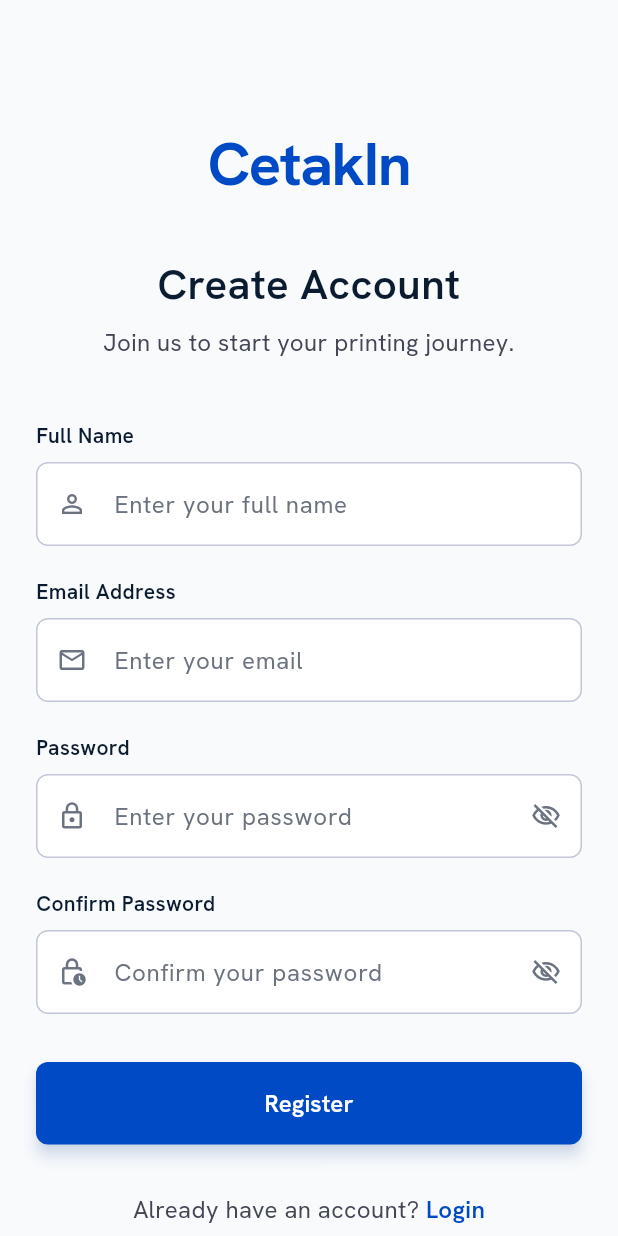
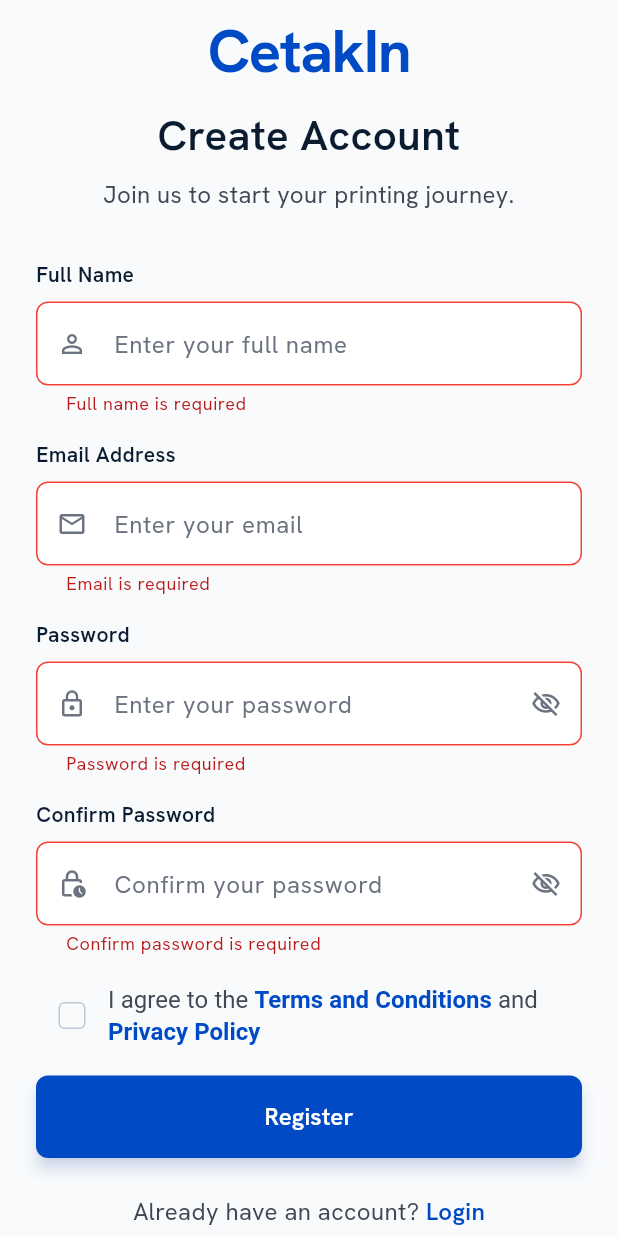
Before and after one commit to alHerys/CetakIn-Project, a Flutter app: the RegisterPage screen opened directly, after a tap on "Register", on a phone screen of 412 x 824 dp. Run offline on Flutter 3.47's test engine with Material 3 defaults, Android fonts, the phone set to English and light mode, and no system bars; our stand-ins replace google_fonts.

Commit message:
feat: implement registration page validation using form controllers and custom validators

```diff
--- /dev/null
+++ b/lib/core/utils/validator.dart
@@ -0,0 +1,42 @@
+class AppValidator {
+  static String? validateEmail(String? value) {
+    if (value == null || value.isEmpty) {
+      return 'Email is required';
+    }
+    final emailRegExp = RegExp(r'^[\w-\.]+@([\w-]+\.)+[\w-]{2,4}$');
+    if (!emailRegExp.hasMatch(value)) {
+      return 'Please enter a valid email address';
+    }
+    return null;
+  }
+
+  static String? validatePassword(String? value) {
+    if (value == null || value.isEmpty) {
+      return 'Password is required';
+    }
+    if (value.length < 8) {
+      return 'Password must be at least 8 characters long';
+    }
+    return null;
+  }
+
+  static String? validateFullName(String? value) {
+    if (value == null || value.isEmpty) {
+      return 'Full name is required';
+    }
+    if (value.length < 3) {
+      return 'Full name must be at least 3 characters long';
+    }
+    return null;
+  }
+
+  static String? validateConfirmPassword(String? value, String password) {
+    if (value == null || value.isEmpty) {
+      return 'Confirm password is required';
+    }
+    if (value != password) {
+      return 'Passwords do not match';
+    }
+    return null;
+  }
+}
--- a/lib/view/pages/register_page.dart
+++ b/lib/view/pages/register_page.dart
@@ -1,5 +1,8 @@
+import 'package:flutter/gestures.dart';
 import 'package:flutter/material.dart';
 import '../core/colors.dart';
+import '../../core/utils/validator.dart';
+import '../widgets/auth_text_field.dart';
 
 class RegisterPage extends StatefulWidget {
   const RegisterPage({super.key});
@@ -9,21 +12,61 @@ class RegisterPage extends StatefulWidget {
 }
 
 class _RegisterPageState extends State<RegisterPage> {
-  bool _obscurePassword = true;
-  bool _obscureConfirmPassword = true;
+  final _formKey = GlobalKey<FormState>();
+  final fullnameController = TextEditingController();
+  final emailController = TextEditingController();
+  final passwordController = TextEditingController();
+  final confirmPasswordController = TextEditingController();
+  bool _agreeToTerms = false;
+
+  @override
+  void dispose() {
+    fullnameController.dispose();
+    emailController.dispose();
+    passwordController.dispose();
+    confirmPasswordController.dispose();
+    super.dispose();
+  }
+
+  void _handleRegister() {
+    if (_formKey.currentState!.validate()) {
+      if (!_agreeToTerms) {
+        ScaffoldMessenger.of(context).showSnackBar(
+          const SnackBar(
+            content: Text('Please agree to the Terms and Conditions'),
+          ),
+        );
+        return;
+      }
+      ScaffoldMessenger.of(
+        context,
+      ).showSnackBar(const SnackBar(content: Text('Creating account...')));
+    }
+  }
 
   @override
   Widget build(BuildContext context) {
     return Scaffold(
       backgroundColor: AppColors.background,
       body: SafeArea(
-        child: SingleChildScrollView(
-          padding: const EdgeInsets.symmetric(horizontal: 24, vertical: 48),
+        child: LayoutBuilder(
+          builder: (context, constraints) {
+            return SingleChildScrollView(
+              padding: const EdgeInsets.symmetric(horizontal: 24),
+              child: ConstrainedBox(
+                constraints: BoxConstraints(minHeight: constraints.maxHeight),
+                child: IntrinsicHeight(
+                  child: Form(
+                    key: _formKey,
                     child: Column(
                       crossAxisAlignment: CrossAxisAlignment.stretch,
+                      mainAxisAlignment: MainAxisAlignment.center,
+                      spacing: 8,
                       children: [
-              const SizedBox(height: 32),
-              // Logo
+                        // Logo & Welcome Header
+                        Column(
+                          spacing: 8,
+                          children: [
                             const Text(
                               'CetakIn',
                               textAlign: TextAlign.center,
@@ -34,9 +77,6 @@ class _RegisterPageState extends State<RegisterPage> {
                                 letterSpacing: -1,
                               ),
                             ),
-              const SizedBox(height: 32),
-
-              // Welcome Text
                             const Text(
                               'Create Account',
                               textAlign: TextAlign.center,
@@ -46,7 +86,6 @@ class _RegisterPageState extends State<RegisterPage> {
                                 color: AppColors.textHeading,
                               ),
                             ),
-              const SizedBox(height: 8),
                             const Text(
                               'Join us to start your printing journey.',
                               textAlign: TextAlign.center,
@@ -56,123 +95,146 @@ class _RegisterPageState extends State<RegisterPage> {
                                 color: AppColors.textPrimary,
                               ),
                             ),
-              const SizedBox(height: 40),
-
-              // Full Name Field
-              const Text(
-                'Full Name',
-                style: TextStyle(
-                  fontSize: 14,
-                  fontWeight: FontWeight.w600,
-                  color: AppColors.textHeading,
-                ),
+                          ],
                         ),
                         const SizedBox(height: 8),
-              _buildTextField(
+
+                        AuthTextField(
+                          controller: fullnameController,
+                          labelText: 'Full Name',
                           hintText: 'Enter your full name',
                           icon: Icons.person_outline,
                           keyboardType: TextInputType.name,
+                          validator: AppValidator.validateFullName,
                         ),
-              const SizedBox(height: 20),
 
-              // Email Field
-              const Text(
-                'Email Address',
-                style: TextStyle(
-                  fontSize: 14,
-                  fontWeight: FontWeight.w600,
-                  color: AppColors.textHeading,
-                ),
-              ),
-              const SizedBox(height: 8),
-              _buildTextField(
+                        AuthTextField(
+                          controller: emailController,
+                          labelText: 'Email Address',
                           hintText: 'Enter your email',
                           icon: Icons.email_outlined,
                           keyboardType: TextInputType.emailAddress,
+                          validator: AppValidator.validateEmail,
                         ),
-              const SizedBox(height: 20),
 
-              // Password Field
-              const Text(
-                'Password',
-                style: TextStyle(
-                  fontSize: 14,
-                  fontWeight: FontWeight.w600,
-                  color: AppColors.textHeading,
+                        AuthTextField(
+                          controller: passwordController,
+                          labelText: 'Password',
+                          hintText: 'Enter your password',
+                          icon: Icons.lock_outline,
+                          isPassword: true,
+                          validator: AppValidator.validatePassword,
+                        ),
+
+                        AuthTextField(
+                          controller: confirmPasswordController,
+                          labelText: 'Confirm Password',
+                          hintText: 'Confirm your password',
+                          icon: Icons.lock_clock_outlined,
+                          isPassword: true,
+                          validator: (value) =>
+                              AppValidator.validateConfirmPassword(
+                                value,
+                                passwordController.text,
                               ),
                         ),
-              const SizedBox(height: 8),
-              _buildTextField(
-                hintText: 'Enter your password',
-                icon: Icons.lock_outline,
-                obscureText: _obscurePassword,
-                suffixIcon: IconButton(
-                  icon: Icon(
-                    _obscurePassword
-                        ? Icons.visibility_off_outlined
-                        : Icons.visibility_outlined,
-                    color: AppColors.textSecondary,
-                    size: 20,
-                  ),
-                  onPressed: () {
+
+                        Padding(
+                          padding: const EdgeInsets.symmetric(vertical: 8.0),
+                          child: Row(
+                            children: [
+                              Checkbox(
+                                value: _agreeToTerms,
+                                onChanged: (value) {
                                   setState(() {
-                      _obscurePassword = !_obscurePassword;
+                                    _agreeToTerms = value ?? false;
                                   });
                                 },
+                                activeColor: AppColors.primary,
+                                shape: RoundedRectangleBorder(
+                                  borderRadius: BorderRadius.circular(4),
+                                ),
+                                side: const BorderSide(
+                                  color: AppColors.border,
+                                  width: 1,
+                                ),
+                                checkColor: Colors.white,
+                              ),
+                              Expanded(
+                                child: RichText(
+                                  text: TextSpan(
+                                    text: 'I agree to the ',
+                                    style: const TextStyle(
+                                      fontSize: 16,
+                                      fontWeight: FontWeight.w400,
+                                      color: AppColors.textPrimary,
+                                    ),
+                                    children: [
+                                      TextSpan(
+                                        text: 'Terms and Conditions',
+                                        recognizer: TapGestureRecognizer()
+                                          ..onTap = () {
+                                            // TODO: Handle terms and conditions tap
+                                          },
+                                        style: const TextStyle(
+                                          fontSize: 16,
+                                          color: AppColors.primary,
+                                          fontWeight: FontWeight.w600,
                                         ),
                                       ),
-              const SizedBox(height: 20),
-
-              // Confirm Password Field
-              const Text(
-                'Confirm Password',
+                                      const TextSpan(
+                                        text: ' and ',
                                         style: TextStyle(
-                  fontSize: 14,
-                  fontWeight: FontWeight.w600,
-                  color: AppColors.textHeading,
+                                          fontSize: 16,
+                                          fontWeight: FontWeight.w400,
+                                          color: AppColors.textPrimary,
                                         ),
                                       ),
-              const SizedBox(height: 8),
-              _buildTextField(
-                hintText: 'Confirm your password',
-                icon: Icons.lock_clock_outlined,
-                obscureText: _obscureConfirmPassword,
-                suffixIcon: IconButton(
-                  icon: Icon(
-                    _obscureConfirmPassword
-                        ? Icons.visibility_off_outlined
-                        : Icons.visibility_outlined,
-                    color: AppColors.textSecondary,
-                    size: 20,
-                  ),
-                  onPressed: () {
-                    setState(() {
-                      _obscureConfirmPassword = !_obscureConfirmPassword;
-                    });
+                                      TextSpan(
+                                        text: 'Privacy Policy',
+                                        recognizer: TapGestureRecognizer()
+                                          ..onTap = () {
+                                            // TODO: Handle privacy policy tap
                                           },
+                                        style: const TextStyle(
+                                          fontSize: 16,
+                                          color: AppColors.primary,
+                                          fontWeight: FontWeight.w600,
                                         ),
                                       ),
-              const SizedBox(height: 32),
+                                    ],
+                                  ),
+                                ),
+                              ),
+                            ],
+                          ),
+                        ),
 
                         // Register Button
                         ElevatedButton(
-                onPressed: () {},
+                          onPressed: _handleRegister,
                           style: ElevatedButton.styleFrom(
                             backgroundColor: AppColors.primary,
                             foregroundColor: Colors.white,
                             padding: const EdgeInsets.symmetric(vertical: 16),
                             elevation: 4,
-                  shadowColor: AppColors.primary.withValues(alpha: 0.3),
+                            shadowColor: AppColors.primary.withValues(
+                              alpha: 0.3,
+                            ),
                             shape: RoundedRectangleBorder(
                               borderRadius: BorderRadius.circular(8),
                             ),
                           ),
                           child: const Text(
                             'Register',
-                  style: TextStyle(fontSize: 16, fontWeight: FontWeight.w600),
+                            style: TextStyle(
+                              fontSize: 16,
+                              fontWeight: FontWeight.w600,
                             ),
                           ),
-              const SizedBox(height: 32),
+                        ),
+
+                        const SizedBox(height: 8),
 
                         // Login Link
                         Row(
@@ -205,50 +267,9 @@ class _RegisterPageState extends State<RegisterPage> {
                     ),
                   ),
                 ),
+              ),
             );
-  }
-
-  Widget _buildTextField({
-    required String hintText,
-    required IconData icon,
-    bool obscureText = false,
-    TextInputType? keyboardType,
-    Widget? suffixIcon,
-  }) {
-    return TextField(
-      obscureText: obscureText,
-      keyboardType: keyboardType,
-      style: const TextStyle(
-        fontSize: 16,
-        fontWeight: FontWeight.w400,
-        color: AppColors.textPrimary,
-      ),
-      decoration: InputDecoration(
-        hintText: hintText,
-        hintStyle: const TextStyle(
-          fontSize: 16,
-          fontWeight: FontWeight.w400,
-          color: AppColors.textSecondary,
-        ),
-        prefixIcon: Icon(
-          icon,
-          color: AppColors.textSecondary,
-          size: 20,
-        ),
-        suffixIcon: suffixIcon,
-        filled: true,
-        fillColor: Colors.white,
-        contentPadding: const EdgeInsets.symmetric(
-          horizontal: 16,
-          vertical: 16,
-        ),
-        enabledBorder: OutlineInputBorder(
-          borderRadius: BorderRadius.circular(8),
-          borderSide: const BorderSide(color: AppColors.border),
-        ),
-        focusedBorder: OutlineInputBorder(
-          borderRadius: BorderRadius.circular(8),
-          borderSide: const BorderSide(color: AppColors.primary),
+          },
         ),
       ),
     );
--- /dev/null
+++ b/lib/view/widgets/auth_text_field.dart
@@ -0,0 +1,120 @@
+import 'package:flutter/material.dart';
+import '../core/colors.dart';
+
+class AuthTextField extends StatefulWidget {
+  final String hintText;
+  final String labelText;
+  final IconData icon;
+  final bool isPassword;
+  final TextInputType? keyboardType;
+  final TextEditingController controller;
+  final String? Function(String?)? validator;
+
+  const AuthTextField({
+    super.key,
+    required this.labelText,
+    required this.hintText,
+    required this.icon,
+    this.isPassword = false,
+    this.keyboardType,
+    required this.controller,
+    this.validator,
+  });
+
+  @override
+  State<AuthTextField> createState() => _AuthTextFieldState();
+}
+
+class _AuthTextFieldState extends State<AuthTextField> {
+  late bool _obscureText;
+
+  @override
+  void initState() {
+    super.initState();
+    _obscureText = widget.isPassword;
+  }
+
+  @override
+  Widget build(BuildContext context) {
+    return Padding(
+      padding: const EdgeInsets.only(top: 8.0),
+      child: Column(
+        crossAxisAlignment: CrossAxisAlignment.stretch,
+        children: [
+          Text(
+            widget.labelText,
+            style: const TextStyle(
+              fontSize: 14,
+              fontWeight: FontWeight.w600,
+              color: AppColors.textHeading,
+            ),
+          ),
+          const SizedBox(height: 8),
+          TextFormField(
+            controller: widget.controller,
+            obscureText: _obscureText,
+            keyboardType: widget.keyboardType,
+            validator: widget.validator,
+            autovalidateMode: AutovalidateMode.onUserInteraction,
+            style: const TextStyle(
+              fontSize: 16,
+              fontWeight: FontWeight.w400,
+              color: AppColors.textPrimary,
+            ),
+            decoration: InputDecoration(
+              hintText: widget.hintText,
+              hintStyle: const TextStyle(
+                fontSize: 16,
+                fontWeight: FontWeight.w400,
+                color: AppColors.textSecondary,
+              ),
+              prefixIcon: Icon(
+                widget.icon,
+                color: AppColors.textSecondary,
+                size: 20,
+              ),
+              suffixIcon: widget.isPassword
+                  ? IconButton(
+                      icon: Icon(
+                        _obscureText
+                            ? Icons.visibility_off_outlined
+                            : Icons.visibility_outlined,
+                        color: AppColors.textSecondary,
+                        size: 20,
+                      ),
+                      onPressed: () {
+                        setState(() {
+                          _obscureText = !_obscureText;
+                        });
+                      },
+                    )
+                  : null,
+              filled: true,
+              fillColor: Colors.white,
+              contentPadding: const EdgeInsets.symmetric(
+                horizontal: 16,
+                vertical: 16,
+              ),
+              enabledBorder: OutlineInputBorder(
+                borderRadius: BorderRadius.circular(8),
+                borderSide: const BorderSide(color: AppColors.border),
+              ),
+              focusedBorder: OutlineInputBorder(
+                borderRadius: BorderRadius.circular(8),
+                borderSide: const BorderSide(color: AppColors.primary),
+              ),
+              errorBorder: OutlineInputBorder(
+                borderRadius: BorderRadius.circular(8),
+                borderSide: const BorderSide(color: Colors.red),
+              ),
+              focusedErrorBorder: OutlineInputBorder(
+                borderRadius: BorderRadius.circular(8),
+                borderSide: const BorderSide(color: Colors.red, width: 2),
+              ),
+            ),
+          ),
+        ],
+      ),
+    );
+  }
+}
```
Also changed, not shown: lib/view/pages/login_page.dart (+77 -125 lines). Lines whose indentation alone changed are shown as unchanged.
